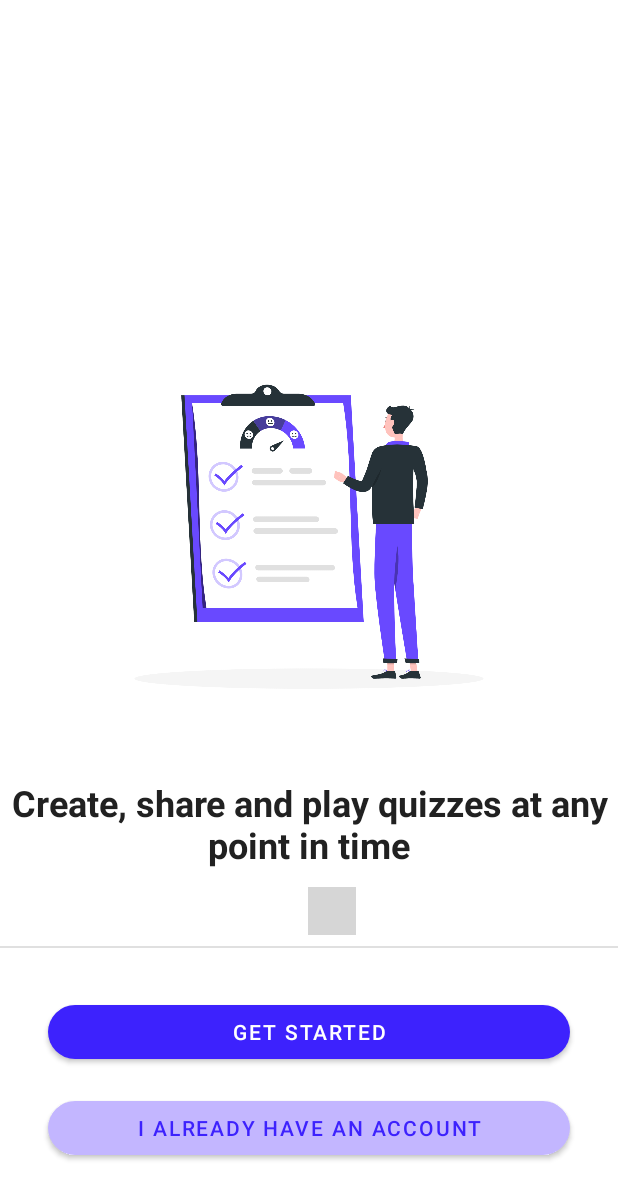
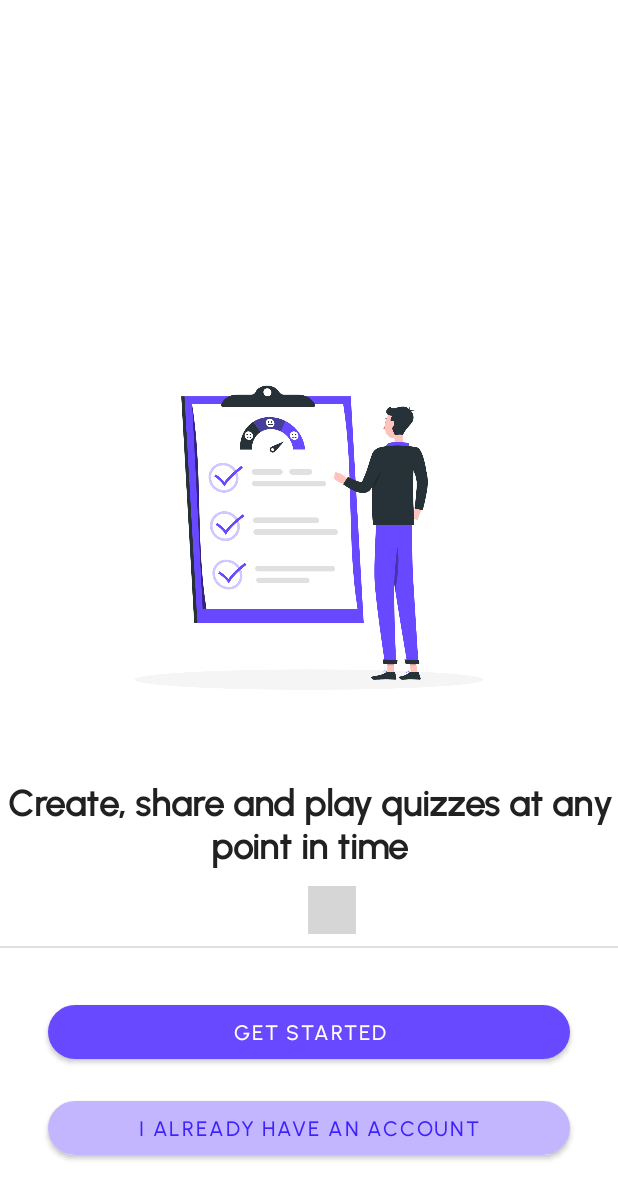
Before and after one commit to mitchelletakuro/TriQuiz, an Android app: the screen it shows after launch (MainActivity), on a phone screen of 412 x 824 dp. Shown: the top 1199 px of the screen. Run offline under Robolectric (Android 15) with nearby library versions, the phone set to English and light mode, and no system bars; libraries missing offline, so code that uses them is left out: com.tbuonomo.viewpagerdotsindicator; plain views replace DotsIndicator; 2 statements that could not run were skipped; grey boxes are pictures that could not be loaded.

Commit message:
Added font

```diff
--- a/app/src/main/res/values/themes.xml
+++ b/app/src/main/res/values/themes.xml
@@ -2,17 +2,23 @@
     <!-- Base application theme. -->
     <style name="Theme.TriQuiz" parent="Theme.MaterialComponents.DayNight.NoActionBar">
         <!-- Primary brand color. -->
-        <item name="colorPrimary">@color/purple_500</item>
-        <item name="colorPrimaryVariant">@color/purple_700</item>
+        <item name="colorPrimary">@color/purple</item>
+        <item name ="colorPrimaryVariant">@color/purple_700</item>
         <item name="colorOnPrimary">@color/white</item>
+
         <!-- Secondary brand color. -->
-        <item name="colorSecondary">@color/teal_200</item>
-        <item name="colorSecondaryVariant">@color/teal_700</item>
+        <item name="colorSecondary">@color/purple_200</item>
+        <item name="colorSecondaryVariant">@color/deep_blue</item>
         <item name="colorOnSecondary">@color/black</item>
-        <!-- Status bar color. -->
-        <item name="android:statusBarColor">?attr/colorPrimaryVariant</item>
+
+        <!-- Status bar and Nav bar configs -->
         <item name="windowActionBar">false</item>
         <item name="windowNoTitle">true</item>
+
         <!-- Customize your theme here. -->
+        <item name="android:fontFamily">@font/urbanist</item>
     </style>
+
+
+
 </resources>
```
Also changed, not shown: app/src/main/res/font/font.xml (added, +13 -0 lines), app/src/main/res/font/urbanist.ttf (added), app/src/main/res/font/urbanist_italic.ttf (added).
